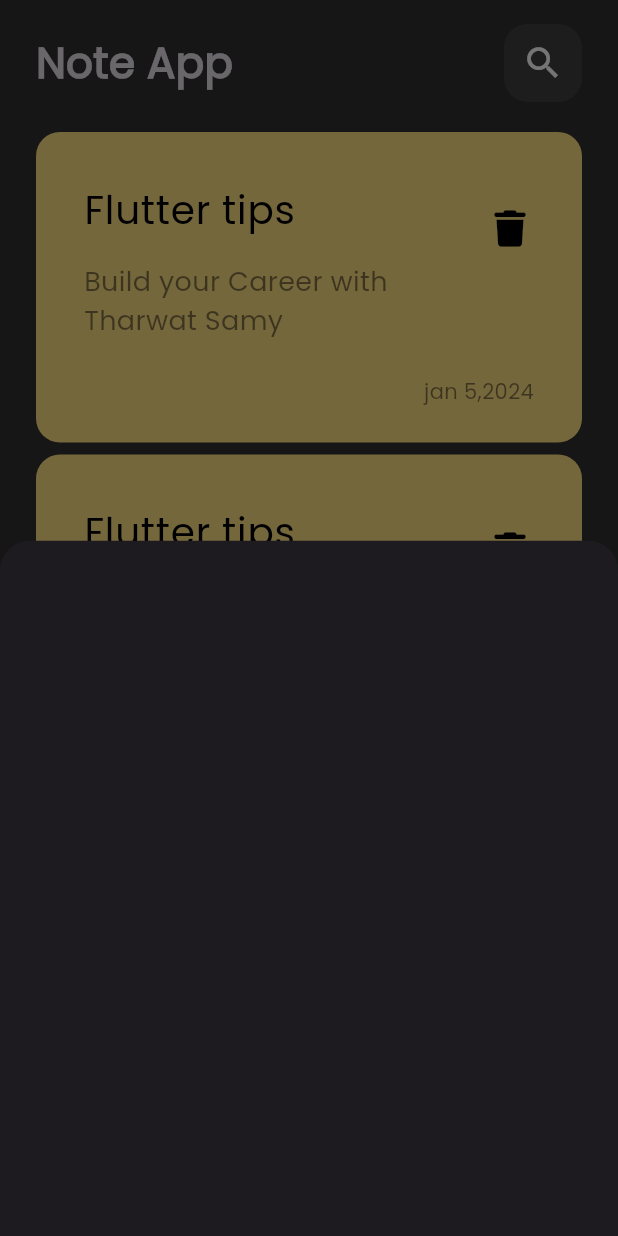
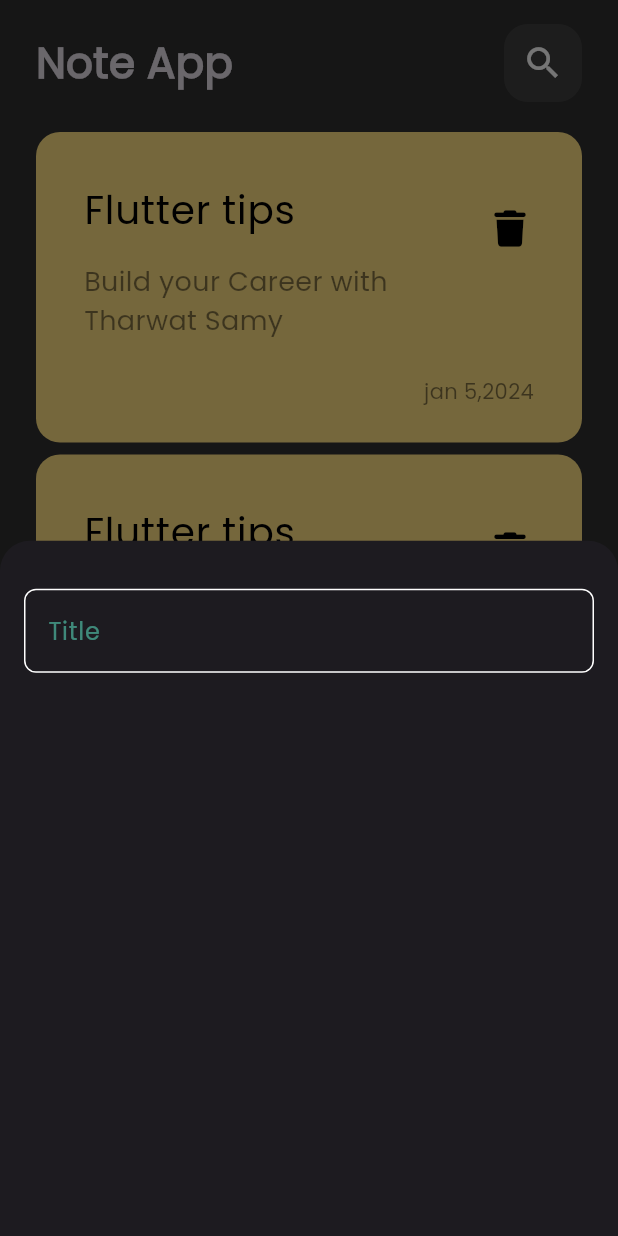
Before and after one commit to OmarWaled21/note_app, a Flutter app: the screen it shows after launch, after a tap on the "add" icon, on a phone screen of 412 x 824 dp. Run offline on Flutter 3.47's test engine with Material 3 defaults, Android fonts, the phone set to English and light mode, and no system bars; our stand-ins replace font_awesome_flutter.

Commit message:
create custom text field

```diff
--- /dev/null
+++ b/lib/constants/colors.dart
@@ -0,0 +1,3 @@
+import 'package:flutter/material.dart';
+
+const Color kCyanColor = Color(0xff62FCD7);
--- a/lib/constants/strings.dart
+++ b/lib/constants/strings.dart
@@ -1,7 +1,2 @@
 const String appTitle = 'Note App';
 const String poppinsFont = 'Poppins';
-
-/*
-1500
-متعه
-*/
--- a/lib/views/notes/notes_view.dart
+++ b/lib/views/notes/notes_view.dart
@@ -1,4 +1,5 @@
 import 'package:flutter/material.dart';
+import 'package:note_app_training/constants/colors.dart';
 import 'package:note_app_training/views/notes/widgets/add_note_bottom_sheet.dart';
 import 'package:note_app_training/views/notes/widgets/notes_view_body.dart';
 
@@ -19,7 +20,7 @@ class NotesView extends StatelessWidget {
             builder: (context) => const AddNoteButtonSheet(),
           );
         },
-        backgroundColor: Colors.cyan,
+        backgroundColor: kCyanColor,
         shape: const CircleBorder(),
         child: const Icon(Icons.add, color: Colors.black),
       ),
--- a/lib/views/notes/widgets/add_note_bottom_sheet.dart
+++ b/lib/views/notes/widgets/add_note_bottom_sheet.dart
@@ -1,10 +1,18 @@
 import 'package:flutter/material.dart';
+import 'package:note_app_training/views/notes/widgets/custom_text_field.dart';
 
 class AddNoteButtonSheet extends StatelessWidget {
   const AddNoteButtonSheet({super.key});
 
   @override
   Widget build(BuildContext context) {
-    return Container();
+    return const Padding(
+      padding: EdgeInsets.symmetric(vertical: 32, horizontal: 16),
+      child: Column(
+        children: [
+          CustomTextField(),
+        ],
+      ),
+    );
   }
 }
--- /dev/null
+++ b/lib/views/notes/widgets/custom_text_field.dart
@@ -0,0 +1,27 @@
+import 'package:flutter/material.dart';
+import 'package:note_app_training/constants/colors.dart';
+
+class CustomTextField extends StatelessWidget {
+  const CustomTextField({super.key});
+
+  @override
+  Widget build(BuildContext context) {
+    return TextField(
+      cursorColor: kCyanColor,
+      decoration: InputDecoration(
+        border: buildBorder(),
+        enabledBorder: buildBorder(),
+        focusedBorder: buildBorder(color: kCyanColor),
+        hintText: 'Title',
+        hintStyle: TextStyle(color: kCyanColor.withAlpha(125)),
+      ),
+    );
+  }
+
+  OutlineInputBorder buildBorder({Color color = Colors.white}) {
+    return OutlineInputBorder(
+      borderRadius: BorderRadius.circular(8),
+      borderSide: BorderSide(color: color),
+    );
+  }
+}
```
